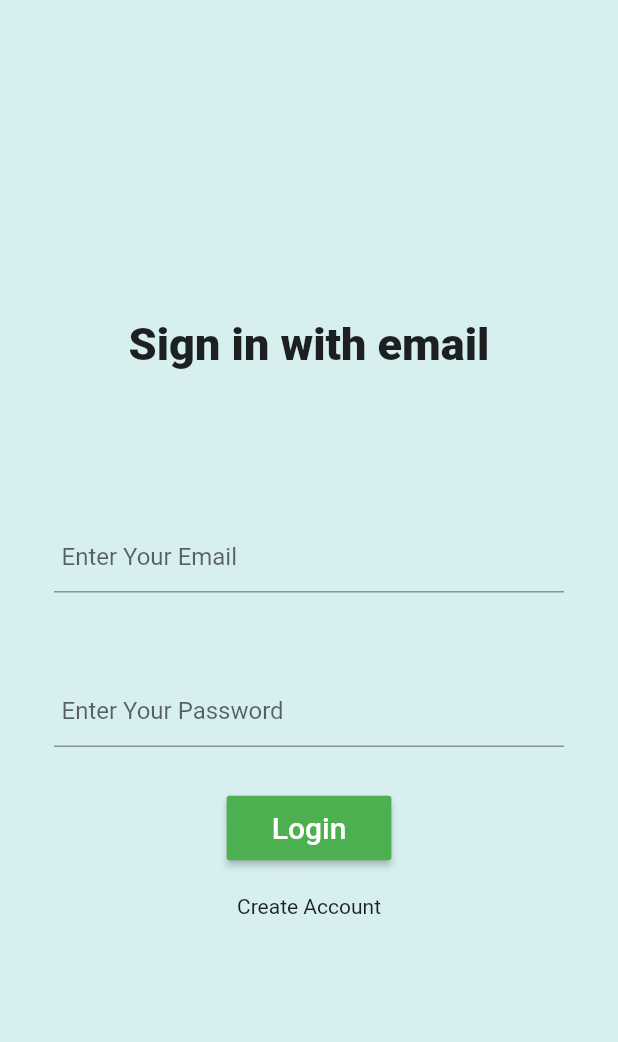
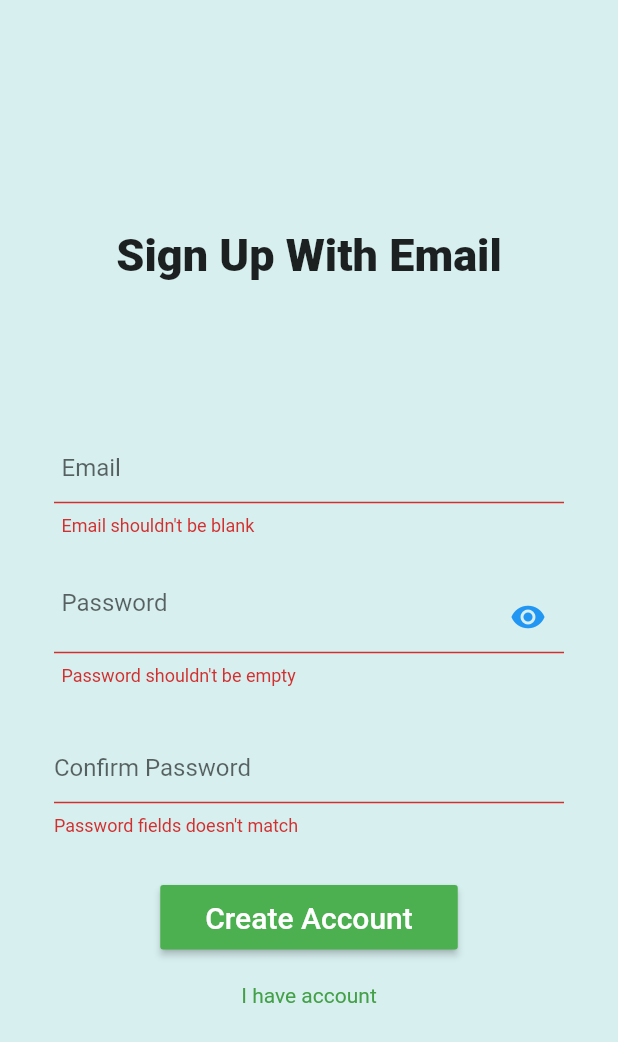
Before and after one commit to Shkarsardar/MediumClone, a Flutter app: the screen it shows after launch, after a tap on "Create Account", on a phone screen of 412 x 824 dp. Shown: the top 1042 px of the screen. Run offline on Flutter 3.47's test engine with Material 2 defaults, Android fonts, the phone set to English and light mode, and no system bars; our stand-ins replace shared_preferences.

Commit message:
added register screen

```diff
--- a/lib/main.dart
+++ b/lib/main.dart
@@ -1,10 +1,11 @@
 import 'package:flutter/material.dart';
+import 'package:medium/screens/registerscreen.dart';
 import 'package:medium/screens/splashscreen.dart';
 import 'package:medium/screens/wrapper.dart';
 
 void main() => runApp(MaterialApp(
 
-  home: SplashScreen(),
+  home: RegisterScreen(),
 
 
 ));
--- /dev/null
+++ b/lib/screens/registerscreen.dart
@@ -0,0 +1,159 @@
+import 'dart:async';
+
+import 'package:flutter/material.dart';
+import 'package:medium/screens/loginscreen.dart';
+
+class RegisterScreen extends StatefulWidget {
+  @override
+  _RegisterScreenState createState() => _RegisterScreenState();
+}
+
+class _RegisterScreenState extends State<RegisterScreen> {
+  String _email;
+  String _password;
+
+  final _formKey=GlobalKey<FormState>();
+  bool _isPasswordShown=true;
+  void showPassword(){
+    setState(() {
+      _isPasswordShown=!_isPasswordShown;
+    });
+  }
+
+
+
+  @override
+  Widget build(BuildContext context) {
+    return Scaffold(
+      resizeToAvoidBottomInset:false,
+      body: Center(
+        child: Container(
+          color: Color.fromRGBO(215, 239, 239, 1),
+          child: Padding(
+            padding: EdgeInsets.all(36),
+            child: Form(
+                key: _formKey,
+                child: Column(
+                mainAxisAlignment: MainAxisAlignment.center,
+                crossAxisAlignment: CrossAxisAlignment.center,
+                children: <Widget>[
+                  SizedBox(
+                    height: 80,
+                    child: Text("Sign Up With Email",style: TextStyle(fontSize: 30,fontWeight: FontWeight.w800),),
+
+                  ),
+                  SizedBox(height: 55,),
+                  TextFormField(
+                    validator: (value){
+                      if (value.isEmpty) {
+                        return "Email shouldn't be blank";
+                      }
+                      else if (!RegExp(r"^[a-zA-Z0-9.a-zA-Z0-9.!#$%&'*+-/=?^_`{|}~]+@[a-zA-Z0-9]+\.[a-zA-Z]+").hasMatch(value))
+                      {
+                          return 'Please enter valid email';
+
+                      }
+                      return null;
+
+                    },
+                    onChanged: (email){
+                      this._email=email;
+
+                    },
+                    decoration: InputDecoration(
+                      contentPadding: EdgeInsets.all(5),
+                      hintText: "Email",
+
+                    ),
+                  ),
+                  SizedBox(height: 30,),
+
+                  TextFormField(
+
+                    obscureText: _isPasswordShown,
+                    validator: (value){
+                      if (value.isEmpty)
+                      {
+                        return "Password shouldn't be empty";
+
+                      }
+                      else if(value.trim().length<5)
+                      {
+                        return "password should be more than 5 characters";
+
+
+                      }
+                      return null;
+
+                    },
+                    decoration: InputDecoration(
+                      contentPadding: EdgeInsets.all(5),
+                      hintText: "Password",
+                      suffixIcon: GestureDetector(
+                        child: Icon(Icons.remove_red_eye,color: _isPasswordShown?Theme.of(context).accentColor:Colors.grey,),
+                        onTap: (){
+                          print("Password Shown");
+                          showPassword();
+
+                        },
+                        ),
+
+
+                    ),
+                    onChanged: (password){
+                      _password=password;
+
+                    },
+                  ),
+                  SizedBox(height: 30,),
+                  TextFormField(
+                    obscureText: _isPasswordShown,
+                    decoration: InputDecoration(
+                      hintText: "Confirm Password",
+                    ),
+                    validator: (confirmPassword)
+                    {
+                      if (confirmPassword!=_password)
+                      {
+                        return "Password fields doesn't match";
+
+                      }
+                      return null;
+
+                    },
+
+                  ),
+                  SizedBox(height: 30,),
+                  MaterialButton(
+                    onPressed: ()async{
+                      if (_formKey.currentState.validate())
+                      {
+
+
+                      }
+                    },
+                    padding: EdgeInsets.symmetric(vertical: 10,horizontal: 30),
+                    color: Colors.green[500],
+                    child: Text("Create Account",style: TextStyle(fontWeight: FontWeight.w500,fontSize: 20,color: Colors.white),),
+
+                  ),
+                  SizedBox(height: 20),
+                  InkWell(
+                    onTap: (){
+                      StreamController _streamController;
+
+                      Navigator.pushReplacement(context, MaterialPageRoute(builder: (context)=>LoginScreen(_streamController)));
+
+                    },
+                    child: Text("I have account",style: TextStyle(color: Colors.green[600]),),
+                  )
+
+                ],
+              ),
+            ),
+          ),
+        ),
+      ),
+    );
+  }
+}
```
Also changed, not shown: lib/service/registerservice.dart (added).
